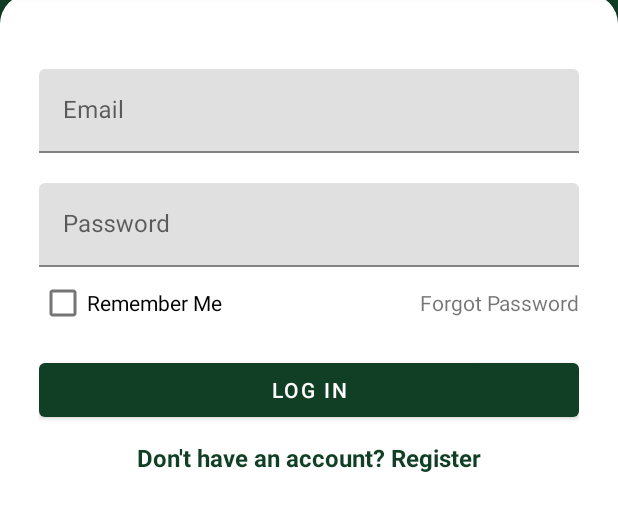
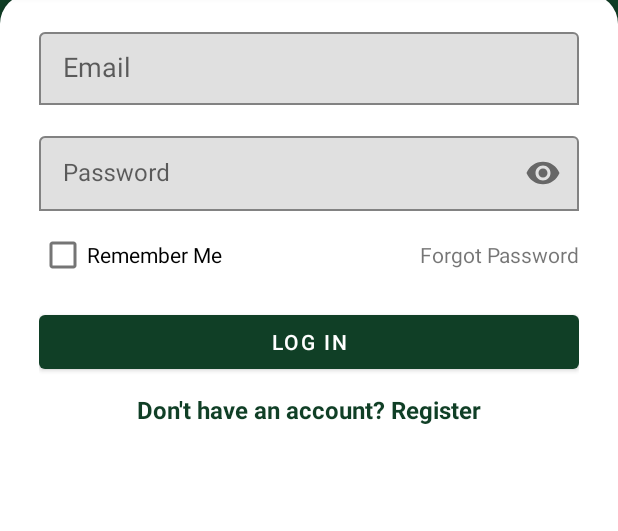
Before and after one commit to julzmari/Verify, an Android app: the Login screen opened directly, with no data from a screen before it, on a phone screen of 412 x 824 dp, the part 90-621 px from its top. Run offline under Robolectric (Android 15) with nearby library versions, the phone set to English and light mode, and no system bars; our stand-ins replace CircleImageView; libraries missing offline, so code that uses them is left out: io.github.jan.supabase, org.mindrot.jbcrypt.

Commit message:
Update activity_login.xml
modified email & pw for handling "remember me" func

```diff
--- a/app/src/main/res/layout/activity_login.xml
+++ b/app/src/main/res/layout/activity_login.xml
@@ -53,36 +53,43 @@
                     android:layout_width="match_parent"
                     android:layout_height="wrap_content"
                     android:layout_marginTop="20dp"
-                    android:layout_marginBottom="20dp"
-                    android:background="#FFFFFF"
-                    android:paddingTop="30dp"
-                    app:hintTextColor="#000000">
+                    android:layout_marginBottom="15dp"
+                    android:hint="@string/email_txt"
+                    app:endIconMode="none"
+                    app:boxBackgroundMode="outline"
+                    app:hintTextColor="#050505">
 
-                    <com.google.android.material.textfield.TextInputEditText
+                    <com.google.android.material.textfield.MaterialAutoCompleteTextView
                         android:id="@+id/login_txt_email_input"
                         android:layout_width="match_parent"
                         android:layout_height="wrap_content"
-                        android:hint="@string/email_txt"
-                        android:textColorHint="#000000"
-                        tools:ignore="VisualLintTextFieldSize" />
+                        android:inputType="textEmailAddress"
+                        android:completionThreshold="1"
+                        android:textColorHint="#050505"
+                        android:background="@null"
+                        android:paddingVertical="12dp"
+                        android:paddingHorizontal="16dp" />
                 </com.google.android.material.textfield.TextInputLayout>
 
                 <com.google.android.material.textfield.TextInputLayout
                     android:id="@+id/login_txt_pw_lo"
                     android:layout_width="match_parent"
-                    android:layout_height="wrap_content">
+                    android:layout_height="wrap_content"
+                    android:layout_marginBottom="5dp"
+                    android:hint="@string/password_txt"
+                    app:endIconMode="password_toggle"
+                    app:boxBackgroundMode="outline"
+                    app:hintTextColor="#050505">
 
                     <EditText
                         android:id="@+id/login_txt_pw_input"
                         android:layout_width="match_parent"
-                        android:layout_height="wrap_content"
-                        android:layout_weight="1"
-                        android:autofillHints=""
-                        android:ems="10"
-                        android:hint="@string/password_txt"
+                        android:layout_height="50dp"
                         android:inputType="textPassword"
+                        android:paddingVertical="12dp"
+                        android:paddingHorizontal="16dp"
                         android:textColorHint="#050505"
-                        tools:ignore="VisualLintTextFieldSize" />
+                        android:background="@null" />
                 </com.google.android.material.textfield.TextInputLayout>
 
                 <LinearLayout
```
